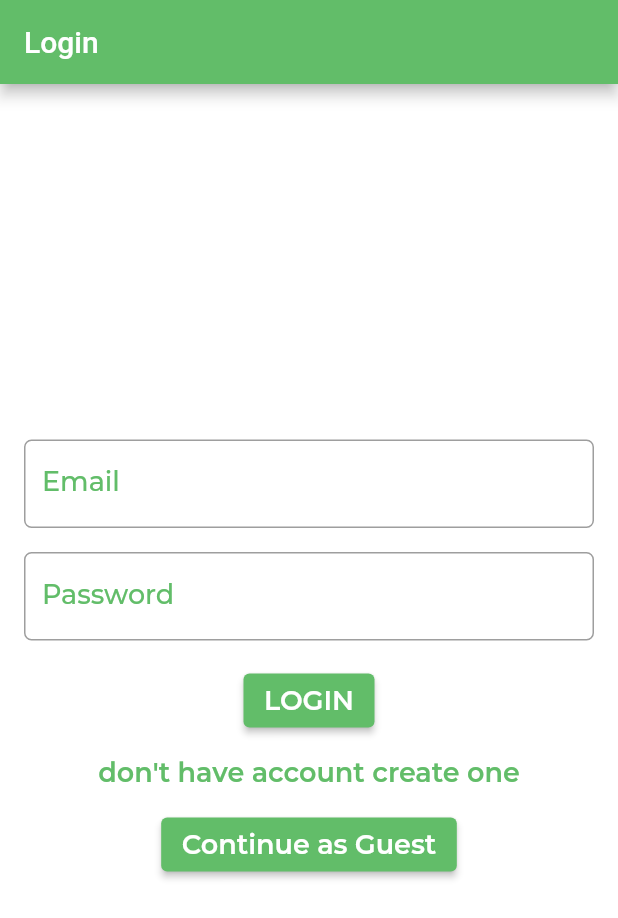
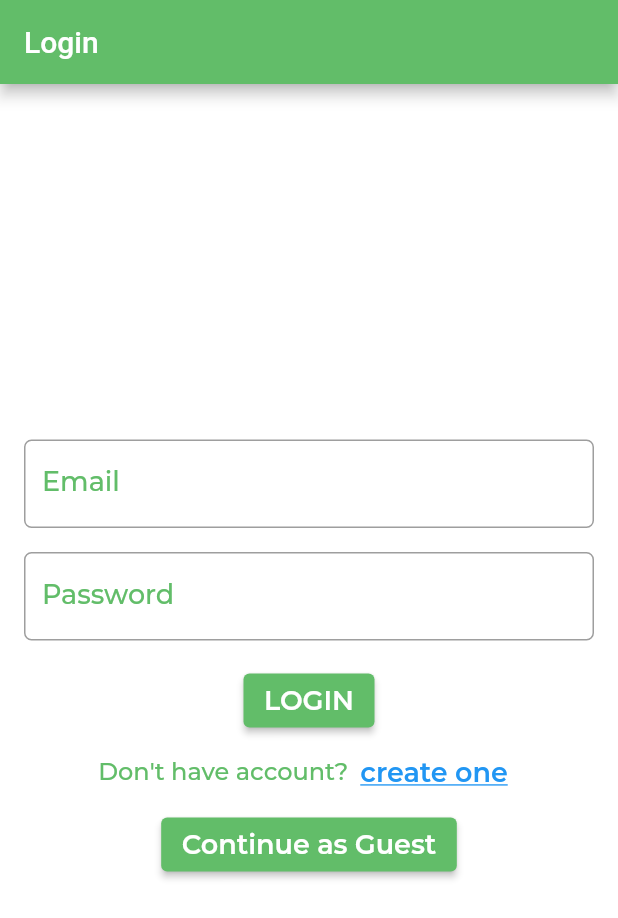
Before and after one commit to Munsif-Ali/dr-green, a Flutter app: the screen it shows after launch, on a phone screen of 412 x 824 dp. Shown: the top 918 px of the screen. Run offline on Flutter 3.47's test engine with Material 2 defaults, Android fonts, the phone set to English and light mode, and no system bars; our stand-ins replace firebase_core, flutter_svg, image_picker; accounts and stored records are empty; project files that could hold a hidden picture were left out.

Commit message:
change project to flutter 3.10.2

```diff
--- a/lib/main.dart
+++ b/lib/main.dart
@@ -102,7 +102,7 @@ class MyApp extends StatelessWidget {
         SplashScreen.reouteName: (context) => const SplashScreen(),
         LoginScreen.routeName: (context) => const LoginScreen(),
         SignupScreen.routeName: (context) => const SignupScreen(),
-        HomeScreen.routeName: (context) => const HomeScreen(),
+        HomeScreen.routeName: (context) => HomeScreen(),
         DiseaseDetectionScreen.routeName: (context) =>
             const DiseaseDetectionScreen(),
         DetectDiseaseScreen.routeName: (context) => DetectDiseaseScreen(),
--- a/lib/screen/authentication/login_screen.dart
+++ b/lib/screen/authentication/login_screen.dart
@@ -64,12 +64,24 @@ class _LoginScreenState extends State<LoginScreen> {
                 onPressed: _submit,
                 child: const Text('LOGIN'),
               ),
-              TextButton(
-                onPressed: () {
-                  Navigator.of(context).pushNamedAndRemoveUntil(
-                      SignupScreen.routeName, (route) => false);
-                },
-                child: const Text("don't have account create one"),
+              Row(
+                mainAxisAlignment: MainAxisAlignment.center,
+                children: [
+                  const Text("Don't have account?"),
+                  TextButton(
+                    onPressed: () {
+                      Navigator.of(context).pushNamedAndRemoveUntil(
+                          SignupScreen.routeName, (route) => false);
+                    },
+                    child: const Text(
+                      "create one",
+                      style: TextStyle(
+                        color: Colors.blue,
+                        decoration: TextDecoration.underline,
+                      ),
+                    ),
+                  ),
+                ],
               ),
               ElevatedButton(
                 onPressed: () {
--- a/lib/screen/splash_screen.dart
+++ b/lib/screen/splash_screen.dart
@@ -52,7 +52,7 @@ class _SplashScreenState extends State<SplashScreen> {
               children: [
                 Text(
                   "DOCTOR GREEN",
-                  style: Theme.of(context).textTheme.headline1,
+                  style: Theme.of(context).textTheme.displayLarge,
                 ),
                 const SizedBox(height: 20),
                 const CircularProgressIndicator(
--- a/lib/screen/tabs/blogs/blog_details_screen.dart
+++ b/lib/screen/tabs/blogs/blog_details_screen.dart
@@ -65,7 +65,7 @@ class BlogDetailsScreen extends StatelessWidget {
                       tag: "title${blog.id}",
                       child: Text(
                         "${blog.title}",
-                        style: Theme.of(context).textTheme.headline1,
+                        style: Theme.of(context).textTheme.displayLarge,
                       ),
                     ),
                   ),
--- a/lib/screen/tabs/disease_detection/disease_detection.dart
+++ b/lib/screen/tabs/disease_detection/disease_detection.dart
@@ -82,6 +82,7 @@ class _DiseaseDetectionScreenState extends State<DiseaseDetectionScreen> {
             elevation: 3,
             child: Column(
               children: [
+
                 const Expanded(
                   child: Padding(
                     padding: EdgeInsets.all(8.0),
--- a/lib/screen/tabs/profile/profile_screen.dart
+++ b/lib/screen/tabs/profile/profile_screen.dart
@@ -1,8 +1,6 @@
-import 'dart:io';
 import 'dart:ui';
 
 import 'package:flutter/material.dart';
-import 'package:image_picker/image_picker.dart';
 
 class ProfileScreen extends StatelessWidget {
   const ProfileScreen({super.key});
--- a/lib/themes/theme.dart
+++ b/lib/themes/theme.dart
@@ -25,32 +25,32 @@ final lightTheme = ThemeData(
   // )
   // ,
   textTheme: const TextTheme(
-    headline1: TextStyle(
+    displayLarge: TextStyle(
         color: Color(0xFF62BD69),
         fontSize: 24,
         fontFamily: 'Montserrat',
         fontWeight: FontWeight.w800),
-    headline2: TextStyle(
+    displayMedium: TextStyle(
         color: Color(0xFF62BD69),
         fontSize: 22,
         fontFamily: 'Montserrat',
         fontWeight: FontWeight.w800),
-    bodyText1: TextStyle(
+    bodyLarge: TextStyle(
         color: Color(0xFF62BD69),
         fontSize: 18,
         fontFamily: 'Montserrat',
         fontWeight: FontWeight.w500),
-    bodyText2: TextStyle(
+    bodyMedium: TextStyle(
         color: Color(0xFF62BD69),
         fontSize: 16,
         fontFamily: 'Montserrat',
         fontWeight: FontWeight.w500),
-    caption: TextStyle(
+    bodySmall: TextStyle(
         color: Color(0xFF62BD69),
         fontSize: 14,
         fontFamily: 'Montserrat',
         fontWeight: FontWeight.w400),
-    button: TextStyle(
+    labelLarge: TextStyle(
         color: Color(0xFF62BD69),
         fontSize: 18,
         fontFamily: 'Montserrat',
@@ -94,37 +94,37 @@ final darkTheme = ThemeData.dark().copyWith(
   //   button: TextStyle(color: Colors.white, fontSize: 18),
   // ),
   textTheme: const TextTheme(
-    headline1: TextStyle(
+    displayLarge: TextStyle(
         color: Color(0xFF62BD69),
         fontSize: 24,
         fontFamily: 'Montserrat',
         fontWeight: FontWeight.w800),
-    headline2: TextStyle(
+    displayMedium: TextStyle(
         color: Color(0xFF62BD69),
         fontSize: 22,
         fontFamily: 'Montserrat',
         fontWeight: FontWeight.w800),
-    headline3: TextStyle(
+    displaySmall: TextStyle(
         color: Color(0xFF62BD69),
         fontSize: 20,
         fontFamily: 'Montserrat',
         fontWeight: FontWeight.w600),
-    bodyText1: TextStyle(
+    bodyLarge: TextStyle(
         color: Colors.black,
         fontSize: 18,
         fontFamily: 'Montserrat',
         fontWeight: FontWeight.w500),
-    bodyText2: TextStyle(
+    bodyMedium: TextStyle(
         color: Colors.black,
         fontSize: 16,
         fontFamily: 'Montserrat',
         fontWeight: FontWeight.w500),
-    caption: TextStyle(
+    bodySmall: TextStyle(
         color: Color(0xFF62BD69),
         fontSize: 14,
         fontFamily: 'Montserrat',
         fontWeight: FontWeight.w400),
-    button: TextStyle(
+    labelLarge: TextStyle(
         color: Colors.black,
         fontSize: 18,
         fontFamily: 'Montserrat',
--- a/pubspec.yaml
+++ b/pubspec.yaml
@@ -35,11 +35,12 @@ dependencies:
   # The following adds the Cupertino Icons font to your application.
   # Use with the CupertinoIcons class for iOS style icons.
   cupertino_icons: ^1.0.2
-  flutter_svg: ^1.1.6
+  flutter_svg: ^2.0.6
   image_picker: ^0.8.6+1
   http: ^0.13.5
   flutter_native_splash: ^2.2.17
   firebase_core: ^2.7.1
+  provider: ^6.0.5
 
 dev_dependencies:
   flutter_test:
```
Also changed, not shown: lib/screen/authentication/signup_screen.dart (+19 -3 lines), lib/screen/home/home_screen.dart (+8 -8 lines), lib/screen/tabs/disease_detection/detect_disease_screen.dart (+4 -4 lines), lib/screen/tabs/disease_detection/disease_result_screen.dart (+4 -4 lines), lib/screen/tabs/favorite_screen.dart (+13 -9 lines), lib/screen/tabs/shop/shop_screen.dart (added, +14 -0 lines), pubspec.lock, 5 other files.
